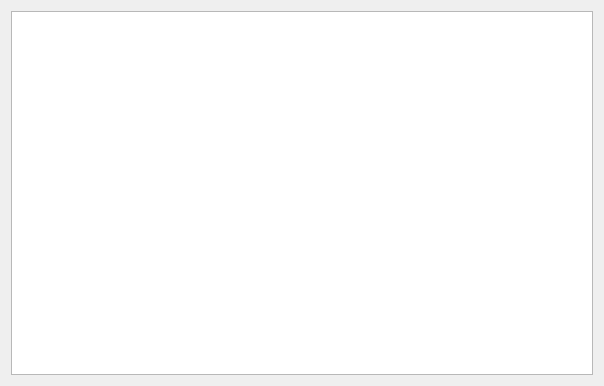
Above: Emploee/emploeetableview.ui from Sakton/CONVEYANCE_QV1 before the change. Below: the same form after it.
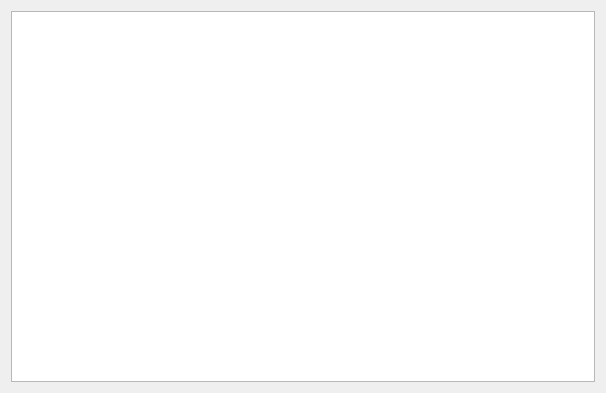
That is the form after the change.

```diff
--- a/Emploee/emploeetableview.ui
+++ b/Emploee/emploeetableview.ui
@@ -6,8 +6,8 @@
    <rect>
     <x>0</x>
     <y>0</y>
-    <width>604</width>
-    <height>386</height>
+    <width>606</width>
+    <height>393</height>
    </rect>
   </property>
   <property name="windowTitle">
```
Left out of the diff: 14 changed lines with no effect on the pictures.
